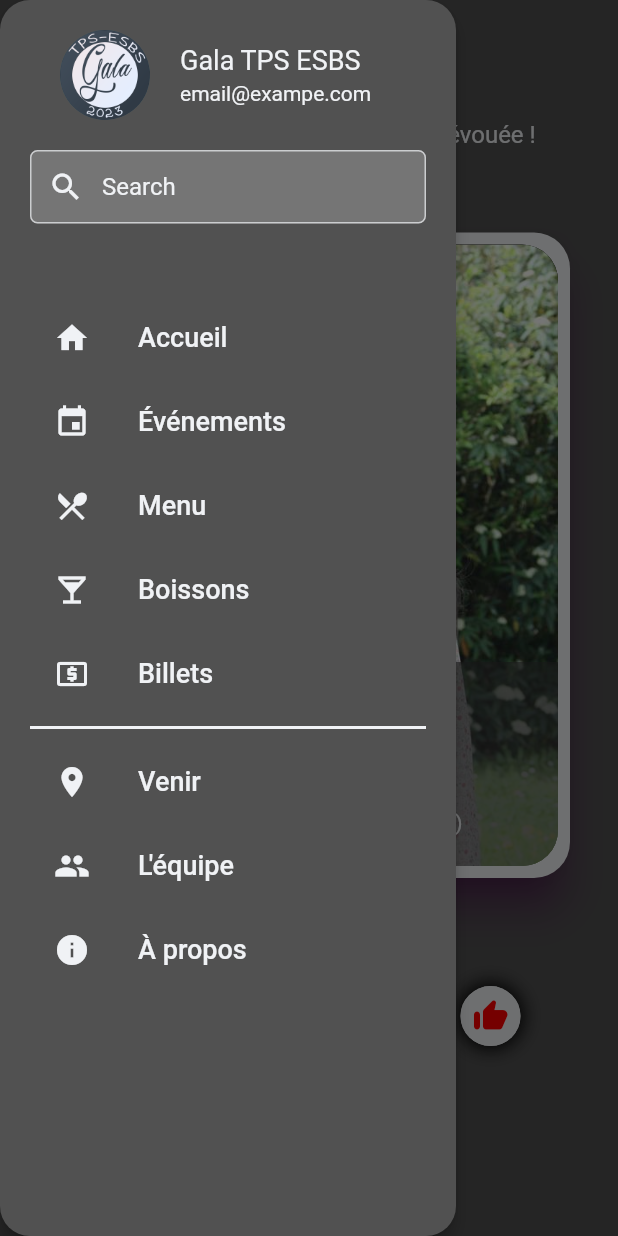
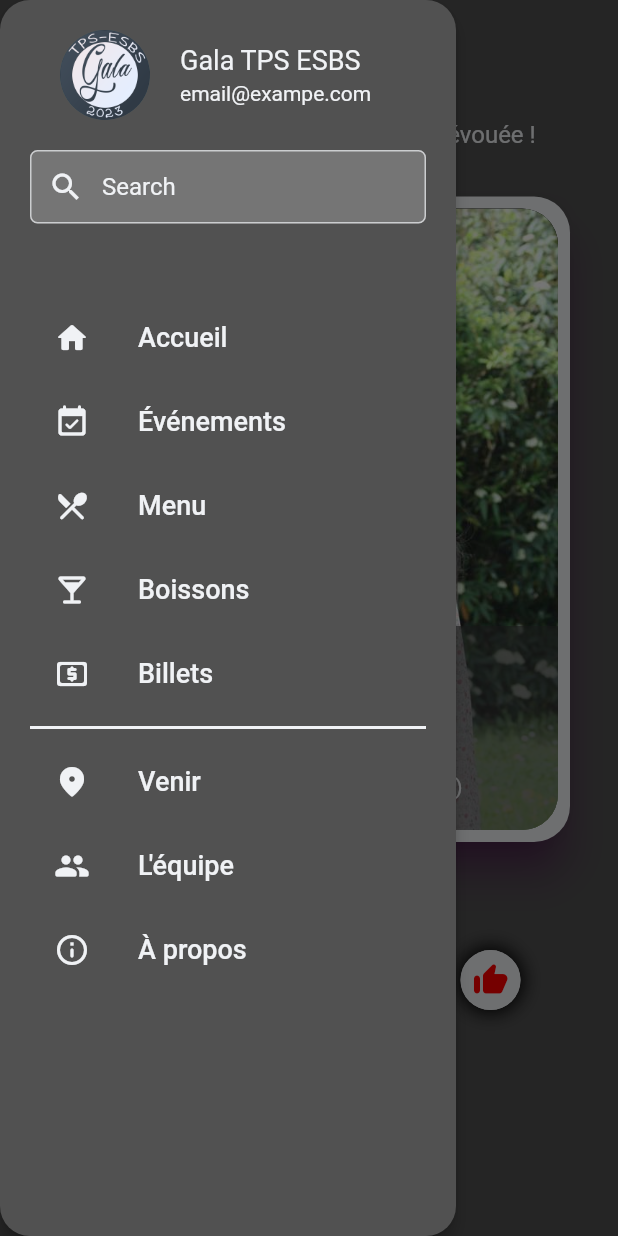
Before and after one commit to ThomasByr/galapsbs, a Flutter app: the TeamPage screen opened directly, with the side drawer open, on a phone screen of 412 x 824 dp. Run offline on Flutter 3.47's test engine with Material 2 defaults, Android fonts, the phone set to English and light mode, and no system bars; drawn by our look-alikes of swipe_cards; our stand-ins replace card_swiper, google_maps_flutter, package_info_plus, qr_flutter, url_launcher_web; missing offline and left inert: color_models, flutter_color_models, google_maps_flutter_web, package_info_plus_web, palette, string_similarity and 1 more; project files that could hold a hidden picture were left out.

Commit message:
gala tps esbs - v1.1.2+22 [event] [listener]

```diff
--- a/lib/pages/team.dart
+++ b/lib/pages/team.dart
@@ -134,10 +134,6 @@ class _TeamPageState extends State<TeamPage> {
                   color: Palette.scaffold,
                 ),
               ),
-              const SizedBox(height: 24),
-              Column(
-                crossAxisAlignment: CrossAxisAlignment.center,
-                children: <Widget>[
               Center(
                 child: SizedBox(
                   height: MediaQuery.of(context).size.height * .6,
@@ -270,10 +266,7 @@ class _TeamPageState extends State<TeamPage> {
                                 setState(() {
                                   isDone = true;
                                 });
-                                    debugPrint(
-                                        'nopes: $_nopeCount | super: $_superCount | likes: $_likeCount');
-                                    // isLoading = true;
-                                    // initState();
+                                debugPrint('nopes: $_nopeCount | super: $_superCount | likes: $_likeCount');
                               },
                               itemChanged: (SwipeItem item, int index) {
                                 debugPrint('item: ${item.content.text}, index: $index');
@@ -285,8 +278,6 @@ class _TeamPageState extends State<TeamPage> {
               ),
               const SizedBox(height: 24.0),
               makeBottomButtons(),
-                ],
-              ),
             ],
           ),
         ),
--- a/lib/particle-clock/clock_fx.dart
+++ b/lib/particle-clock/clock_fx.dart
@@ -39,7 +39,7 @@ abstract class ClockFx with ChangeNotifier {
   ClockFx({
     required Size size,
     required DateTime? time,
-    this.numParticles = 5000, //! this number is king of huge
+    this.numParticles = 2000, //! [5000]
   }) {
     setTime(time);
 
--- a/lib/particle-clock/clock_fx_painter.dart
+++ b/lib/particle-clock/clock_fx_painter.dart
@@ -49,7 +49,7 @@ class ClockFxPainter extends CustomPainter {
         circlePaint.style = PaintingStyle.fill;
 
         // Draw gradient arc stroke on some filled particles.
-        if (p.isFlowing!) {
+        if (p.isFlowing) {
           var threshold = p.distribution < 2 ? .2 : .4;
           var flowAlpha = max(0, (p.distFrac - threshold) / p.distFrac) * alpha;
           var shader = SweepGradient(
--- a/lib/particle-clock/particle.dart
+++ b/lib/particle-clock/particle.dart
@@ -35,7 +35,7 @@ class Particle {
   bool isFilled;
 
   /// If the particle should have "speed marks".
-  bool? isFlowing;
+  bool isFlowing;
 
   /// The color of the particle.
   Color color;
--- a/lib/particle-clock/particle_clock.dart
+++ b/lib/particle-clock/particle_clock.dart
@@ -9,7 +9,7 @@ import 'scene.dart';
 import '../helper/model.dart';
 
 class ParticleClock extends StatefulWidget {
-  const ParticleClock(this.model);
+  const ParticleClock(this.model, {Key? key}) : super(key: key);
   final ClockModel model;
 
   @override
--- a/lib/widgets/nav.dart
+++ b/lib/widgets/nav.dart
@@ -90,27 +90,27 @@ class NavigationDrawerState extends State<NavigationDrawerWidget> {
           const SizedBox(height: 48),
           buildMenuItem(
             text: 'Accueil',
-            icon: Icons.home,
+            icon: Icons.home_rounded,
             onClicked: () => selectedItem(context, 0),
           ),
           buildMenuItem(
             text: 'Événements',
-            icon: Icons.event,
+            icon: Icons.event_available_rounded,
             onClicked: () => selectedItem(context, 1),
           ),
           buildMenuItem(
             text: 'Menu',
-            icon: Icons.restaurant_menu,
+            icon: Icons.restaurant_menu_rounded,
             onClicked: () => selectedItem(context, 2),
           ),
           buildMenuItem(
             text: 'Boissons',
-            icon: Icons.local_bar,
+            icon: Icons.local_bar_rounded,
             onClicked: () => selectedItem(context, 3),
           ),
           buildMenuItem(
             text: 'Billets',
-            icon: Icons.local_atm,
+            icon: Icons.local_atm_rounded,
             onClicked: () => selectedItem(context, 4),
           ),
           const Divider(
@@ -119,17 +119,17 @@ class NavigationDrawerState extends State<NavigationDrawerWidget> {
           ),
           buildMenuItem(
             text: 'Venir',
-            icon: Icons.location_on,
+            icon: Icons.location_on_rounded,
             onClicked: () => selectedItem(context, 5),
           ),
           buildMenuItem(
             text: 'L\'équipe',
-            icon: Icons.group,
+            icon: Icons.group_rounded,
             onClicked: () => selectedItem(context, 6),
           ),
           buildMenuItem(
             text: 'À propos',
-            icon: Icons.info,
+            icon: Icons.info_outline_rounded,
             onClicked: () => selectedItem(context, 7),
           ),
         ],
```
Also changed, not shown: lib/pages/drinks.dart (+45 -17 lines), lib/pages/events.dart (+6 -24 lines), lib/pages/meals.dart (+31 -19 lines), lib/particle-clock/particle_clock_fx.dart (+4 -4 lines). Lines whose indentation alone changed are shown as unchanged.
